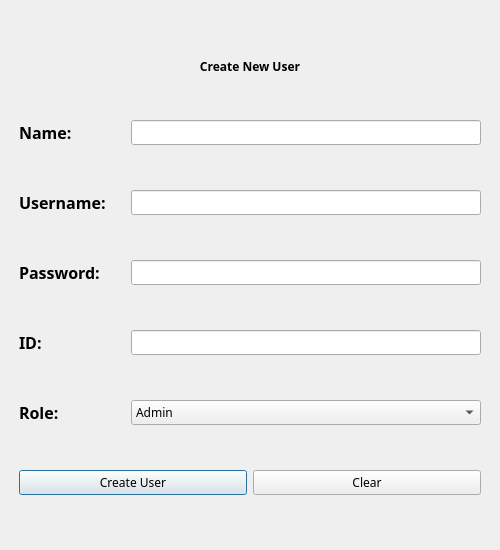
Qt form UCRS/Forms/cupage.ui (OMarey1/University-Course-Registration-System) before a commit.
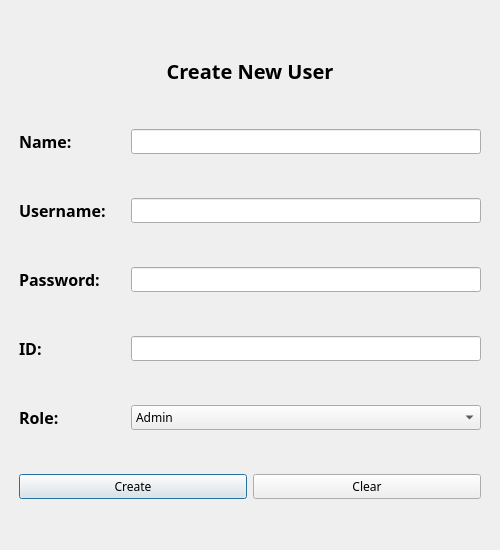
The same form after that commit.

Commit message: Updated create course page - Fixed UI problems - Adding Creating course functionality

Diff of the .ui file:
```diff
--- a/UCRS/Forms/cupage.ui
+++ b/UCRS/Forms/cupage.ui
@@ -31,9 +31,13 @@
    <string>UCRS - Create User Page</string>
   </property>
   <property name="styleSheet">
-   <string notr="true">#nameLabel, #usernameLabel, #passwordLabel,#idLabel,#roleLabel{
+   <string notr="true">QLabel{
 	font-size: 16px;
 	font-weight: bold;
+}
+
+#pageTitleLabel {
+		font-size: 20px;
 }</string>
   </property>
   <widget class="QWidget" name="centralWidget" native="true">
@@ -68,7 +72,7 @@
      <widget class="QWidget" name="verticalWidget" native="true">
       <layout class="QVBoxLayout" name="verticalLayout">
        <item>
-        <widget class="QLabel" name="pageTitleLable">
+        <widget class="QLabel" name="pageTitleLabel">
          <property name="sizePolicy">
           <sizepolicy hsizetype="Preferred" vsizetype="Fixed">
            <horstretch>0</horstretch>
@@ -78,6 +82,7 @@
          <property name="font">
           <font>
            <family>Century Gothic</family>
+           <pointsize>-1</pointsize>
            <bold>true</bold>
           </font>
          </property>
@@ -247,7 +252,7 @@
             <cursorShape>PointingHandCursor</cursorShape>
            </property>
            <property name="text">
-            <string>Create User</string>
+            <string>Create</string>
            </property>
           </widget>
          </item>
```
The commit also changes 15 other files.
